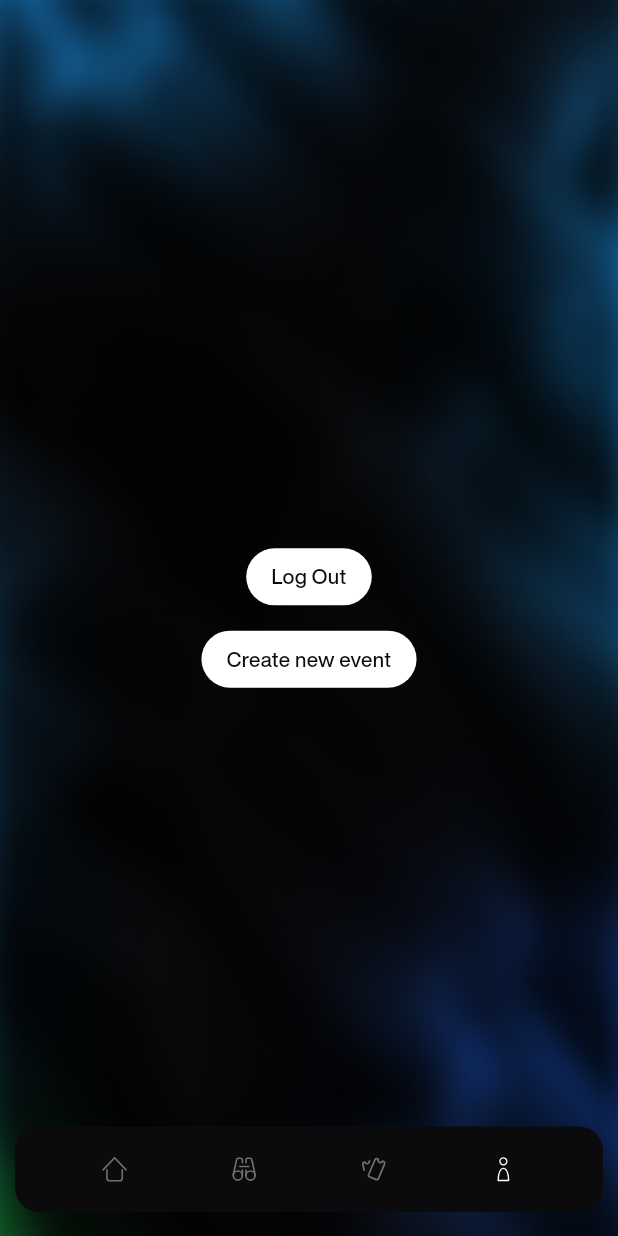
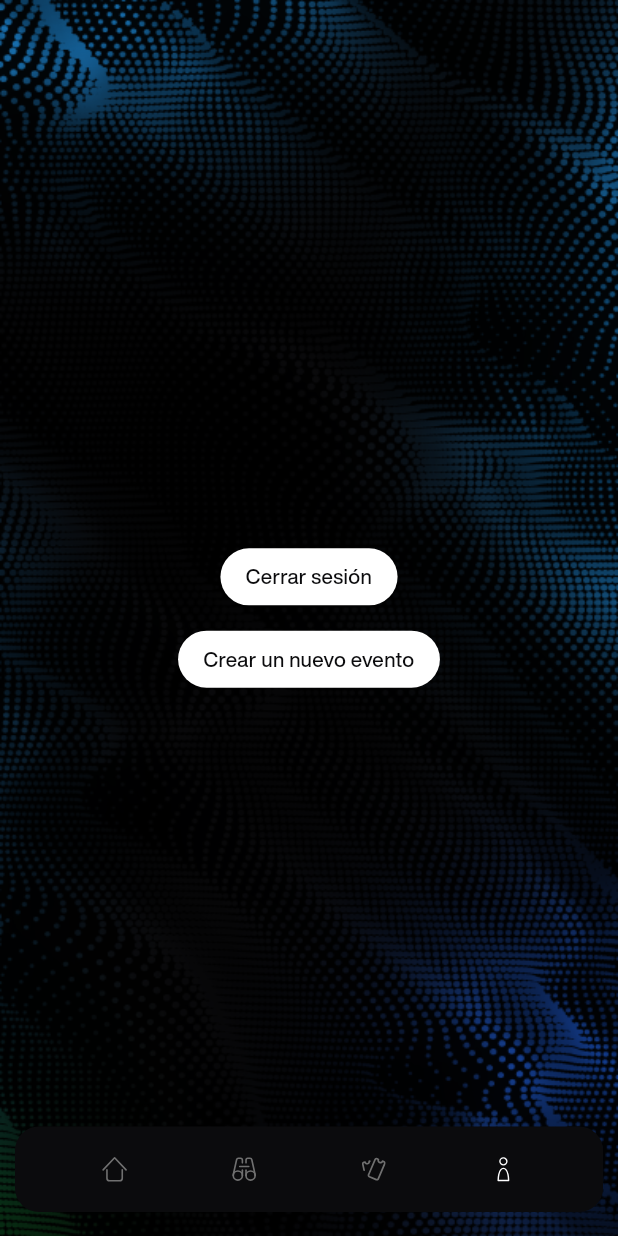
Before and after one commit to DanielR01/livit-flutter, a Flutter app: the MainMenu screen opened by its route, item 4 of the bottom bar chosen, on a phone screen of 412 x 824 dp. Run offline on Flutter 3.47's test engine with Material 3 defaults, Android fonts, the phone set to English and light mode, and no system bars; our stand-ins replace firebase_auth, firebase_core, flutter_animate, flutter_screenutil, flutter_svg, google_sign_in and 2 more; missing offline and left inert: country_picker_pro; accounts and stored records are empty; generated files the repository leaves out were written again.

Commit message:
change in show_error_dialog and utilities/events directory implemented

```diff
--- a/lib/constants/styles/text_style.dart
+++ b/lib/constants/styles/text_style.dart
@@ -84,6 +84,7 @@ class LivitText extends StatelessWidget {
 class LivitTextStyle {
   static TextStyle regularWhiteActiveText = TextStyle(
     color: LivitColors.whiteActive,
+    fontWeight: FontWeight.w500,
     fontFamily: 'HelveticaNowDisplay',
     fontSize: 13.sp,
   );
@@ -121,10 +122,22 @@ class LivitTextStyle {
     fontFamily: 'HelveticaNowDisplay',
     fontSize: 13.sp,
   );
+  static TextStyle regularBlueBoldActiveText = TextStyle(
+    color: LivitColors.mainBlueActive,
+    fontFamily: 'HelveticaNowDisplay',
+    fontSize: 13.sp,
+    fontWeight: FontWeight.bold,
+  );
   static TextStyle regularBlueInactiveText = TextStyle(
     color: LivitColors.mainBlueInactive,
     fontFamily: 'HelveticaNowDisplay',
     fontSize: 13.sp,
+  );
+  static TextStyle regularBlueBoldInactiveText = TextStyle(
+    color: LivitColors.mainBlueInactive,
+    fontFamily: 'HelveticaNowDisplay',
+    fontSize: 13.sp,
+    fontWeight: FontWeight.bold,
   );
   static TextStyle smallWhiteActiveText = TextStyle(
     color: LivitColors.whiteActive,
--- a/lib/views/main_pages/profile.dart
+++ b/lib/views/main_pages/profile.dart
@@ -1,7 +1,6 @@
 import 'package:flutter/material.dart';
 import 'package:livit/constants/routes.dart';
 import 'package:livit/constants/styles/spaces.dart';
-import 'package:livit/constants/styles/text_style.dart';
 import 'package:livit/services/auth/auth_service.dart';
 import 'package:livit/services/crud/tables/users/user.dart';
 import 'package:livit/utilities/background/main_background.dart';
@@ -24,9 +23,7 @@ class _ProfileViewState extends State<ProfileView> {
   Widget build(BuildContext context) {
     return Stack(
       children: [
-        const MainBackground(
-          blurred: true,
-        ),
+        const MainBackground(),
         Center(
           child: Column(
             mainAxisAlignment: MainAxisAlignment.center,
@@ -37,7 +34,7 @@ class _ProfileViewState extends State<ProfileView> {
               ),
               LivitSpaces.medium16spacer,
               MainActionButton(
-                text: 'Create new event',
+                text: 'Crear un nuevo evento',
                 isActive: true,
                 onPressed: () {
                   Navigator.of(context).pushNamed(
@@ -63,21 +60,21 @@ class LogOutButton extends StatelessWidget {
   @override
   Widget build(BuildContext context) {
     return MainActionButton(
-      text: 'Log Out',
+      text: 'Cerrar sesión',
       isActive: true,
       onPressed: () {
         showErrorDialog2b(
           [null, context],
-          'Log Out',
-          'Do you want to log out?',
+          '¿Deseas cerrar sesión?',
+          'Tendras que volver a ingresar con tu cuenta para seguir usando Livit.',
           [
-            'Cancel',
+            'Cancelar',
             () {
               Navigator.of(context).pop(false);
             },
           ],
           [
-            'Log out',
+            'Cerrar sesión',
             () async {
               await AuthService.firebase().logOut();
               if (context.mounted) {
```
Also changed, not shown: lib/utilities/buttons/action_button.dart (+18 -6 lines), lib/utilities/error_dialogs/show_error_dialog_2t_2b.dart (+42 -50 lines), lib/utilities/events/event_preview.dart (added, +98 -0 lines), lib/utilities/events/events_list.dart (added, +28 -0 lines), lib/views/main_pages/home.dart (+3 -94 lines).
